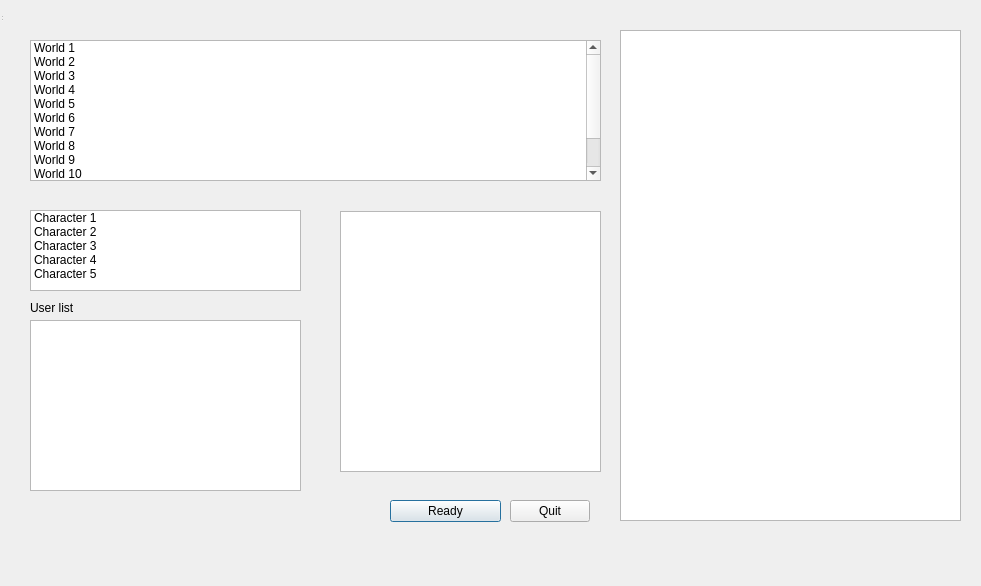
Before: the Qt Designer form rc/lobby_dialog.ui in Debrugger/platformer-fps, drawn with Qt 5.
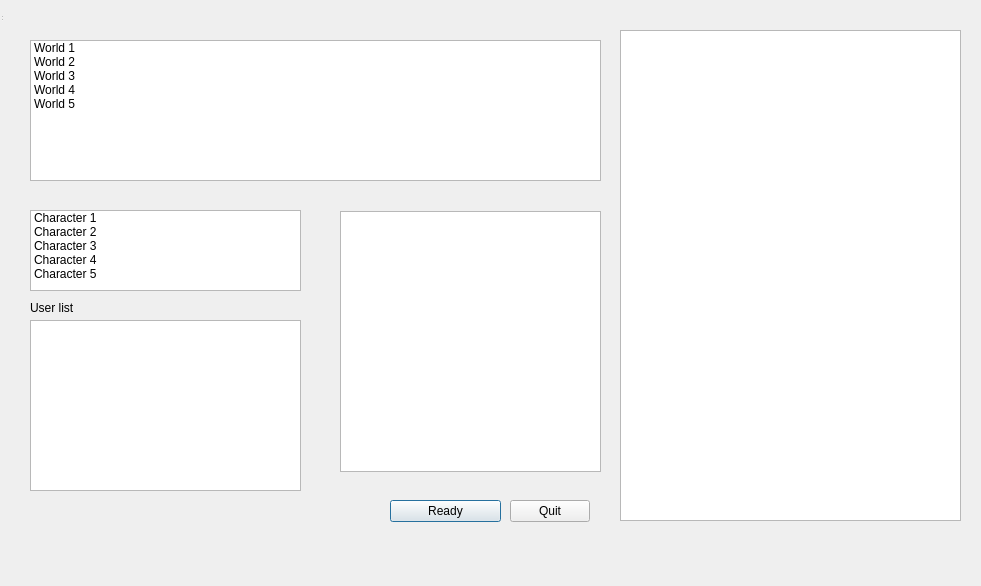
After: the same form once the commit is applied.

Diff of the .ui file:
```diff
--- a/rc/lobby_dialog.ui
+++ b/rc/lobby_dialog.ui
@@ -160,41 +160,6 @@
       <string>World 5</string>
      </property>
     </item>
-    <item>
-     <property name="text">
-      <string>World 6</string>
-     </property>
-    </item>
-    <item>
-     <property name="text">
-      <string>World 7</string>
-     </property>
-    </item>
-    <item>
-     <property name="text">
-      <string>World 8</string>
-     </property>
-    </item>
-    <item>
-     <property name="text">
-      <string>World 9</string>
-     </property>
-    </item>
-    <item>
-     <property name="text">
-      <string>World 10</string>
-     </property>
-    </item>
-    <item>
-     <property name="text">
-      <string>World 11</string>
-     </property>
-    </item>
-    <item>
-     <property name="text">
-      <string>World 12</string>
-     </property>
-    </item>
    </widget>
    <zorder>characterList</zorder>
    <zorder>characterView</zorder>
```
Left out of the diff: 11 changed lines with no effect on the pictures.
